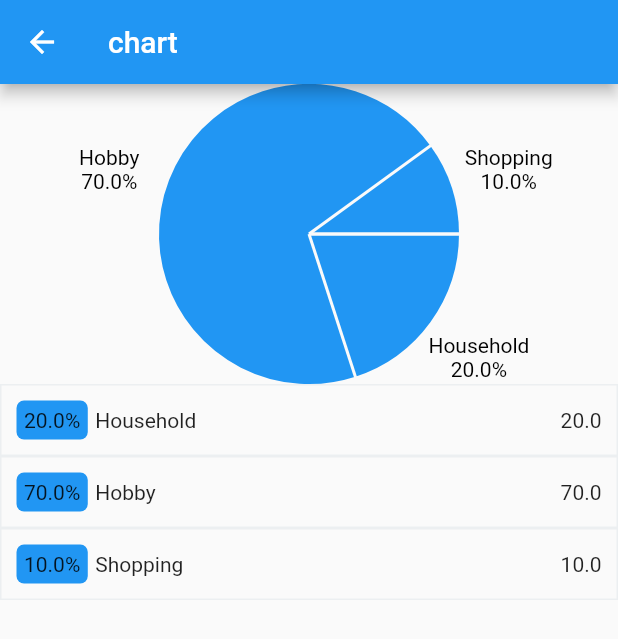
After one commit to Paltsevalexandr/radency_internship, a Flutter app: the ChartPage screen opened directly, on a phone screen of 412 x 824 dp. The commit adds this screen. Shown: the top 639 px of the screen. Run offline on Flutter 3.47's test engine with Material 2 defaults, Android fonts, the phone set to English and light mode, and no system bars; drawn by our look-alikes of fl_chart; our stand-ins replace bloc, equatable, firebase_auth, firebase_core, flutter_bloc, pin_code_fields; accounts and stored records are empty; generated files the repository leaves out were written again.

```diff
--- /dev/null
+++ b/l10n.yaml
@@ -0,0 +1,3 @@
+arb-dir: lib/l10n
+template-arb-file: app_en.arb
+output-localization-file: app_localizations.dart
--- /dev/null
+++ b/lib/chart/chart.dart
@@ -0,0 +1,88 @@
+import 'package:flutter/material.dart';
+import 'package:fl_chart/fl_chart.dart';
+import '../blocs/expenses/expenses_bloc.dart';
+
+class Chart extends StatelessWidget {
+
+
+  List<PieChartSectionData> createSections(chartData) {
+    List<PieChartSectionData> chartSections =
+    [
+      for(Map expenseType in chartData)
+        for(String key in expenseType.keys)
+          PieChartSectionData(
+            title: '$key\n${expenseType[key]}%',
+            titleStyle: TextStyle(color: Colors.black),
+            radius: 100,
+            color: Colors.blue,
+            value: expenseType[key],
+            titlePositionPercentageOffset: 1.4
+          )
+    ];
+    return chartSections;
+  }
+
+  List<Widget> history(chartData) {
+    List<Widget> expensesHistory = [
+      for(Map expenseType in chartData)
+        for(String key in expenseType.keys)
+          Container(
+            padding: EdgeInsets.all(10),
+            decoration: BoxDecoration(
+              border: Border.all(color: Colors.blueGrey[50], width: 1)
+            ),
+            child: Row(
+              mainAxisAlignment: MainAxisAlignment.spaceBetween,
+              children: [
+                Row(
+                    children: [
+                      Container(
+                        padding: EdgeInsets.all(5),
+                        margin: EdgeInsets.only(right: 5),
+                        decoration: BoxDecoration(
+                          borderRadius: BorderRadius.circular(5),
+                          color: Colors.blue
+                        ),
+                        child: Text('${expenseType[key]}%')
+                      ),
+                      Text(key)
+                    ],
+                ),
+                Text(expenseType[key].toString())
+              ]
+          )
+      )
+    ];
+    return expensesHistory;
+  }
+
+  Widget build(BuildContext context) {
+    final expensesBloc = ExpensesBlocProvider.of<ExpensesBloc>(context);
+
+    return StreamBuilder(
+      stream: expensesBloc.expensesStream,
+      initialData: expensesBloc.expenses,
+      builder: (context, snapshot) {
+        var expensesData = snapshot.data;
+
+        return ListView(
+          children: [
+            Container(
+              constraints: BoxConstraints(maxHeight: 200, maxWidth: 200),
+              child: PieChart(
+                PieChartData(
+                  sections: createSections(expensesData)
+                )
+              )
+            ),
+            Container(
+              child: Column(
+                children: history(expensesData),
+            )
+            )
+          ]
+        );
+      }
+    );
+  }
+}
--- /dev/null
+++ b/lib/temp_data/expenses_data.dart
@@ -0,0 +1 @@
+List<Map<String, double>> expensesData = [{'Household': 20.0}, {'Hobby': 70.0}, {'Shopping': 10.0}];
--- /dev/null
+++ b/lib/ui/chart_page_template.dart
@@ -0,0 +1,22 @@
+import 'package:flutter/material.dart';
+import '../chart/chart.dart';
+import '../blocs/expenses/expenses_bloc.dart';
+import '../temp_data/expenses_data.dart';
+
+class ChartPage extends StatelessWidget {
+
+  Widget build(BuildContext context) {
+    return Scaffold(
+      appBar: AppBar(
+        title: Text('chart')
+      ),
+      body: Container(
+        alignment: Alignment.center,
+        child: ExpensesBlocProvider(
+          bloc: ExpensesBloc(expensesData),
+          child: Chart(),
+        )
+      )
+    );
+  }
+}
```
Also changed, not shown: lib/blocs/expenses/expenses_bloc.dart (added, +54 -0 lines), lib/bottom_nav_bar/bottom_nav_bar.dart (+11 -0 lines), lib/l10n/app_en.arb (added, +17 -0 lines), lib/l10n/app_ru.arb (added, +17 -0 lines), lib/main.dart (+18 -3 lines), lib/ui/login_page.dart (added, +310 -0 lines), pubspec.yaml (+5 -9 lines), pubspec.lock.
